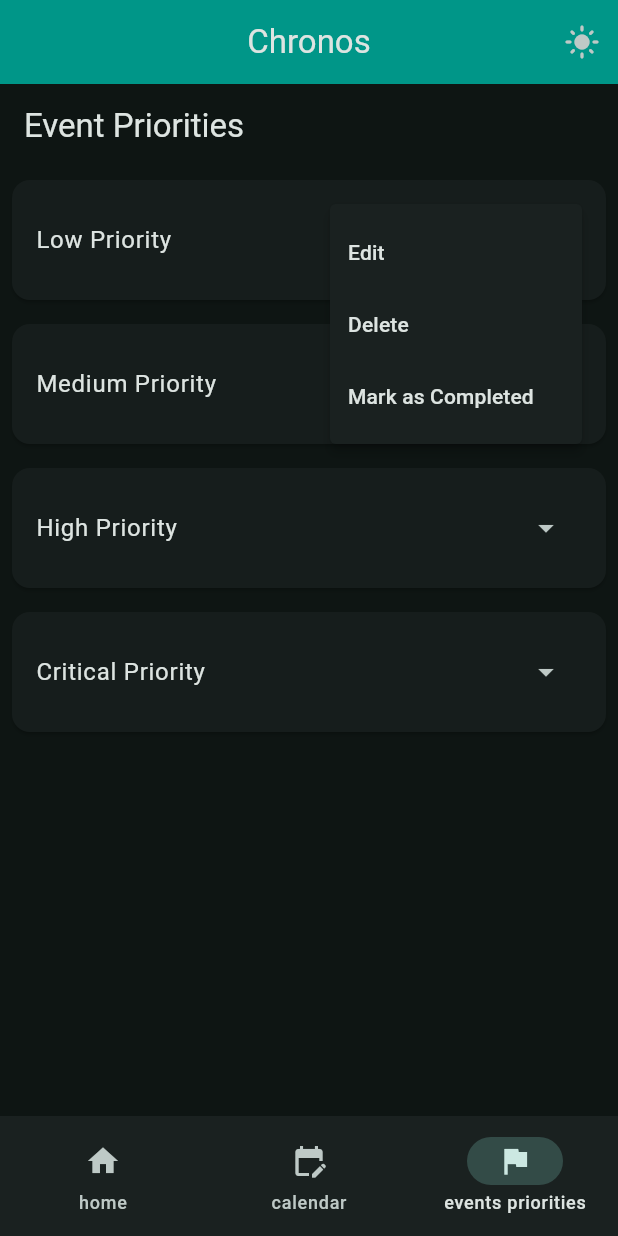
After one commit to 43r361/chronos_frontend, a Flutter app: the screen it shows after launch, item 3 of the bottom bar chosen, after a tap on the "arrow drop down" icon, on a phone screen of 412 x 824 dp. The commit adds this screen. Run offline on Flutter 3.47's test engine with Material 3 defaults, Android fonts, the phone set to English and light mode, and no system bars; our stand-ins replace table_calendar.

Commit message:
Add drawer menu with tiers of priority

```diff
--- /dev/null
+++ b/lib/views/pages/event_priorities_page.dart
@@ -0,0 +1,14 @@
+import 'package:flutter/material.dart';
+import 'package:frontend/widgets/priorities_list_widget.dart';
+
+class EventPrioritiesPage extends StatefulWidget{
+  @override
+  _EventPrioritiesPageState createState() => _EventPrioritiesPageState();
+}
+
+class _EventPrioritiesPageState extends State<EventPrioritiesPage>{
+  @override
+  Widget build(BuildContext context){
+    return PriorityListWidget();
+  }
+}
--- a/lib/views/widget_tree.dart
+++ b/lib/views/widget_tree.dart
@@ -1,11 +1,12 @@
 import 'package:flutter/material.dart';
 import 'package:frontend/views/pages/calendar_page.dart';
+import 'package:frontend/views/pages/event_priorities_page.dart';
 import 'package:frontend/views/pages/home_page.dart';
 import 'package:frontend/widgets/navbar_widget.dart';
 
 import '../data/notifiers.dart';
 
-List<Widget> pages = [HomePage(), CalendarPage()];
+List<Widget> pages = [HomePage(), CalendarPage(), EventPrioritiesPage()];
 
 class WidgetTree extends StatelessWidget {
   const WidgetTree({super.key});
--- a/lib/widgets/navbar_widget.dart
+++ b/lib/widgets/navbar_widget.dart
@@ -16,6 +16,10 @@ class NavbarWidget extends StatelessWidget {
               icon: Icon(Icons.edit_calendar),
               label: "calendar",
             ),
+            NavigationDestination(
+              icon: Icon(Icons.flag),
+              label: "events priorities",
+            ),
           ],
           selectedIndex: newPageIndex,
           onDestinationSelected: (int value) {
--- /dev/null
+++ b/lib/widgets/priorities_list_widget.dart
@@ -0,0 +1,54 @@
+import 'package:flutter/material.dart';
+
+class PriorityListWidget extends StatelessWidget {
+  final List<String> priorities = [
+    'Low Priority',
+    'Medium Priority',
+    'High Priority',
+    'Critical Priority',
+  ];
+
+  @override
+  Widget build(BuildContext context) {
+    return Scaffold(
+      appBar: AppBar(
+        title: Text('Event Priorities'),
+      ),
+      body: ListView.builder(
+        itemCount: priorities.length,
+        itemBuilder: (context, index) {
+          return Card(
+            margin: EdgeInsets.all(8.0),
+            child: ListTile(
+              contentPadding: EdgeInsets.symmetric(horizontal: 16.0, vertical: 12.0),
+              title: Text(priorities[index]),
+              trailing: PopupMenuButton<String>(
+                icon: Icon(Icons.arrow_drop_down),
+                onSelected: (String value) {
+                  // Handle selection here
+                  print('Selected: $value');
+                },
+                itemBuilder: (BuildContext context) {
+                  return [
+                    PopupMenuItem<String>(
+                      value: 'Edit',
+                      child: Text('Edit'),
+                    ),
+                    PopupMenuItem<String>(
+                      value: 'Delete',
+                      child: Text('Delete'),
+                    ),
+                    PopupMenuItem<String>(
+                      value: 'Mark as Completed',
+                      child: Text('Mark as Completed'),
+                    ),
+                  ];
+                },
+              ),
+            ),
+          );
+        },
+      ),
+    );
+  }
+}
```
Also changed, not shown: 1 other file.
